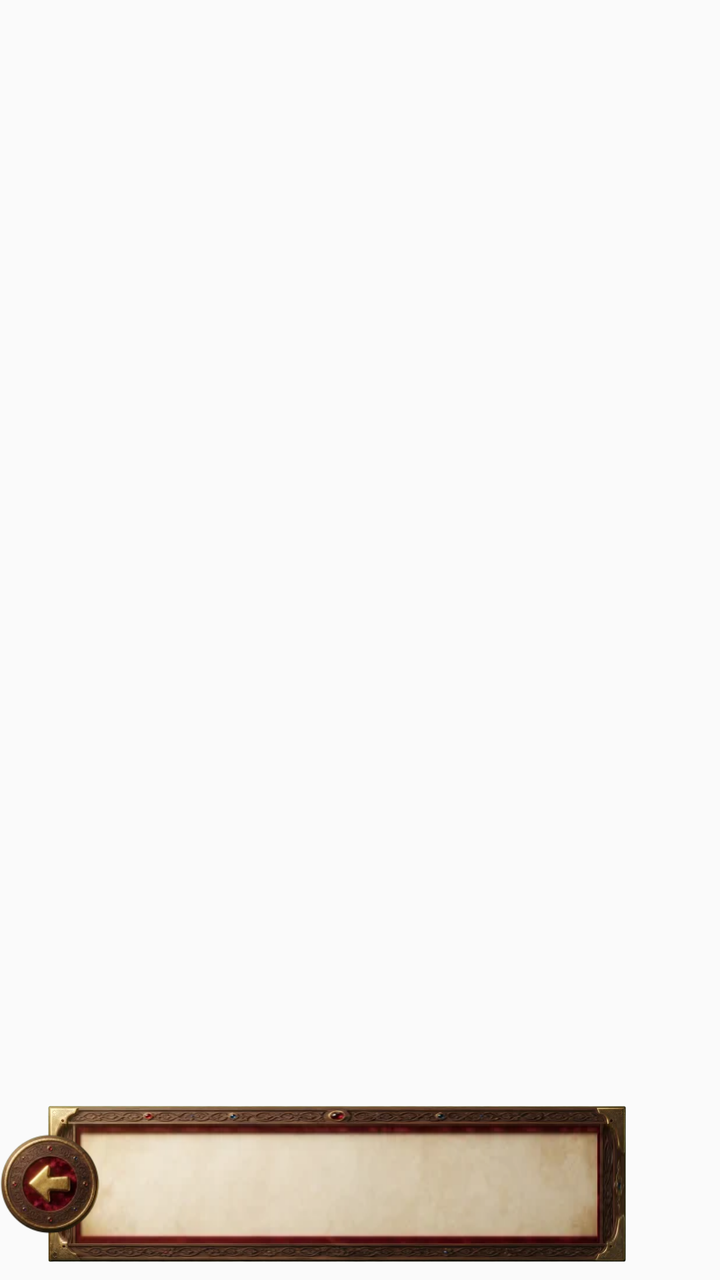
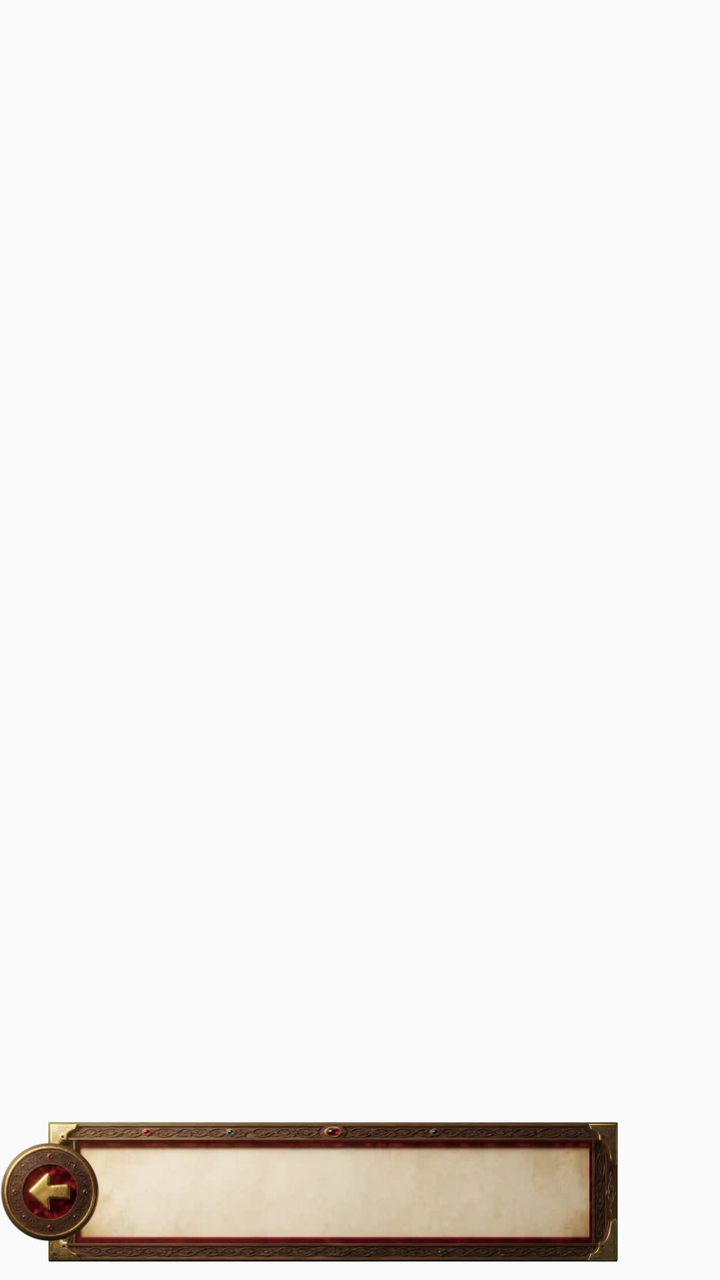

Two renders of the same Android screen: before a commit and after it. Below are the layout's source before the change and the commit's diff.
<!-- AndroidManifest.xml: application theme AppTheme -->
<!-- res/layout/widget_ask.xml -->
<?xml version="1.0" encoding="utf-8"?>
<FrameLayout xmlns:android="http://schemas.android.com/apk/res/android"
    android:id="@+id/root"
    android:layout_width="match_parent"
    android:layout_height="match_parent"
    android:layoutDirection="rtl">

    <FrameLayout
        android:id="@+id/box"
        android:layout_width="match_parent"
        android:layout_height="80dp"
        android:layout_gravity="bottom"
        android:layout_marginBottom="8dp"
        android:layout_marginLeft="23dp"
        android:layout_marginRight="46dp"
        android:contentDescription="اكتب همّك"
        android:background="@drawable/w_ornate">

        <LinearLayout
            android:layout_width="match_parent"
            android:layout_height="match_parent"
            android:gravity="center_vertical"
            android:orientation="vertical"
            android:paddingStart="46dp"
            android:paddingEnd="30dp">

            <TextView
                android:id="@+id/label"
                android:layout_width="match_parent"
                android:layout_height="wrap_content"
                android:ellipsize="end"
                android:maxLines="1"
                android:textColor="#7A1F14"
                android:textSize="11.5sp"
                android:textStyle="bold" />

            <TextView
                android:id="@+id/hint"
                android:layout_width="match_parent"
                android:layout_height="wrap_content"
                android:ellipsize="end"
                android:maxLines="2"
                android:textColor="#3A2410"
                android:textSize="16sp"
                android:textStyle="bold" />
        </LinearLayout>
    </FrameLayout>

    <ImageView
        android:id="@+id/bust"
        android:layout_width="84dp"
        android:layout_height="108dp"
        android:layout_gravity="bottom|right"
        android:layout_marginBottom="4dp"
        android:contentDescription="التالي"
        android:scaleType="fitEnd" />

    <ImageView
        android:id="@+id/coin"
        android:layout_width="50dp"
        android:layout_height="50dp"
        android:layout_gravity="bottom|left"
        android:layout_marginBottom="23dp"
        android:contentDescription="ابدأ"
        android:src="@drawable/w_coin" />
</FrameLayout>
<!-- resources referenced by this layout -->
<resources>
  <!-- drawable w_coin: png bitmap (drawable-nodpi, 26878 bytes) -->
  <!-- drawable w_ornate: png bitmap (drawable-xxhdpi, 90258 bytes) -->
  <style name="AppTheme" parent="Theme.AppCompat.Light.DarkActionBar">
          
          <item name="colorPrimary">@color/colorPrimary</item>
          <item name="colorPrimaryDark">@color/colorPrimaryDark</item>
          <item name="colorAccent">@color/colorAccent</item>
      </style>
</resources>

<!-- the commit's change to res/layout/widget_ask.xml (unified diff, before → after) -->
@@ -8,11 +8,11 @@
     <FrameLayout
         android:id="@+id/box"
         android:layout_width="match_parent"
-        android:layout_height="80dp"
+        android:layout_height="72dp"
         android:layout_gravity="bottom"
         android:layout_marginBottom="8dp"
         android:layout_marginLeft="23dp"
-        android:layout_marginRight="46dp"
+        android:layout_marginRight="50dp"
         android:contentDescription="اكتب همّك"
         android:background="@drawable/w_ornate">
 
@@ -22,7 +22,7 @@
             android:gravity="center_vertical"
             android:orientation="vertical"
             android:paddingStart="46dp"
-            android:paddingEnd="30dp">
+            android:paddingEnd="56dp">
 
             <TextView
                 android:id="@+id/label"
@@ -48,8 +48,8 @@
 
     <ImageView
         android:id="@+id/bust"
-        android:layout_width="84dp"
-        android:layout_height="108dp"
+        android:layout_width="104dp"
+        android:layout_height="112dp"
         android:layout_gravity="bottom|right"
         android:layout_marginBottom="4dp"
         android:contentDescription="التالي"
@@ -60,7 +60,7 @@
         android:layout_width="50dp"
         android:layout_height="50dp"
         android:layout_gravity="bottom|left"
-        android:layout_marginBottom="23dp"
+        android:layout_marginBottom="19dp"
         android:contentDescription="ابدأ"
         android:src="@drawable/w_coin" />
 </FrameLayout>
